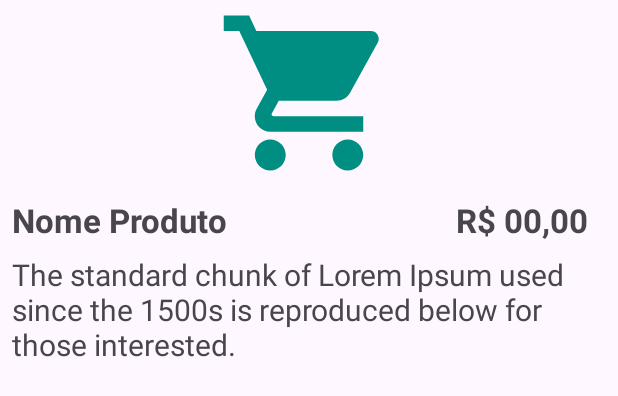
After one commit to aninhaxpizetta/luga_luga, an Android app: the layout adapter_produto.xml on its own in the app's theme, with its tools: preview values and no code run, on a phone screen of 412 x 824 dp. The commit adds this screen. Shown: the top 396 px of the screen. Run offline under Robolectric (Android 15) with nearby library versions, the phone set to English and light mode, and no system bars.

Commit message:
Aula dia 30/04

```diff
--- /dev/null
+++ b/app/src/main/res/drawable/img_produto.xml
@@ -0,0 +1,5 @@
+<vector android:height="124dp" android:tint="#008E82"
+    android:viewportHeight="24" android:viewportWidth="24"
+    android:width="124dp" xmlns:android="http://schemas.android.com/apk/res/android">
+    <path android:fillColor="@android:color/white" android:pathData="M7,18c-1.1,0 -1.99,0.9 -1.99,2S5.9,22 7,22s2,-0.9 2,-2 -0.9,-2 -2,-2zM1,2v2h2l3.6,7.59 -1.35,2.45c-0.16,0.28 -0.25,0.61 -0.25,0.96 0,1.1 0.9,2 2,2h12v-2L7.42,15c-0.14,0 -0.25,-0.11 -0.25,-0.25l0.03,-0.12 0.9,-1.63h7.45c0.75,0 1.41,-0.41 1.75,-1.03l3.58,-6.49c0.08,-0.14 0.12,-0.31 0.12,-0.48 0,-0.55 -0.45,-1 -1,-1L5.21,4l-0.94,-2L1,2zM17,18c-1.1,0 -1.99,0.9 -1.99,2s0.89,2 1.99,2 2,-0.9 2,-2 -0.9,-2 -2,-2z"/>
+</vector>
--- a/app/src/main/res/layout/activity_login.xml
+++ b/app/src/main/res/layout/activity_login.xml
@@ -1,4 +1,4 @@
-<?xml version="1.0" encoding="utf-8"?>
+ <?xml version="1.0" encoding="utf-8"?>
 <androidx.constraintlayout.widget.ConstraintLayout xmlns:android="http://schemas.android.com/apk/res/android"
     xmlns:app="http://schemas.android.com/apk/res-auto"
     xmlns:tools="http://schemas.android.com/tools"
--- /dev/null
+++ b/app/src/main/res/layout/adapter_produto.xml
@@ -0,0 +1,51 @@
+<?xml version="1.0" encoding="utf-8"?>
+<androidx.constraintlayout.widget.ConstraintLayout xmlns:android="http://schemas.android.com/apk/res/android"
+    android:layout_width="match_parent"
+    android:layout_height="match_parent"
+    xmlns:app="http://schemas.android.com/apk/res-auto">
+
+    <ImageView
+        android:id="@+id/img_prod"
+        android:layout_width="wrap_content"
+        android:layout_height="wrap_content"
+        app:layout_constraintEnd_toEndOf="parent"
+        app:layout_constraintStart_toStartOf="parent"
+        app:layout_constraintTop_toTopOf="parent"
+        app:srcCompat="@drawable/img_produto" />
+
+    <TextView
+        android:id="@+id/tv_nomeProduto"
+        android:layout_width="match_parent"
+        android:layout_height="wrap_content"
+        android:text="@string/tv_produto"
+        android:textSize="22dp"
+        android:textStyle="bold"
+        app:layout_constraintTop_toBottomOf="@+id/img_prod"
+        app:layout_constraintStart_toStartOf="parent"
+        android:layout_margin="8dp"/>
+
+    <TextView
+        android:id="@+id/tv_nomePreco"
+        android:layout_width="wrap_content"
+        android:layout_height="wrap_content"
+        android:layout_marginStart="304dp"
+        android:layout_marginTop="8dp"
+        android:text="@string/tv_preco"
+        android:textSize="22dp"
+        android:textStyle="bold"
+        app:layout_constraintStart_toStartOf="parent"
+        app:layout_constraintTop_toBottomOf="@+id/img_prod" />
+
+    <TextView
+        android:id="@+id/tv_descricao"
+        android:layout_width="match_parent"
+        android:layout_height="wrap_content"
+        android:text="@string/tv_descricao"
+        android:textSize="20sp"
+        app:layout_constraintTop_toBottomOf="@id/tv_nomeProduto"
+        app:layout_constraintStart_toStartOf="parent"
+        app:layout_constraintStart_toEndOf="parent"
+        android:layout_margin="8dp"/>
+
+
+</androidx.constraintlayout.widget.ConstraintLayout>
--- a/app/src/main/res/values/strings.xml
+++ b/app/src/main/res/values/strings.xml
@@ -4,4 +4,10 @@
     <string name="senha"><b>Senha</b></string>
     <string name="cal"><b>Logar</b></string>
 
+
+
+    <string name="tv_produto">Nome Produto</string>
+    <string name="tv_preco">R$ 00,00</string>
+    <string name="tv_descricao">The standard chunk of Lorem Ipsum used since the 1500s is reproduced below for those interested.</string>
+
 </resources>
```
Also changed, not shown: app/src/main/java/com/example/lugaluga/MainActivity.java (+16 -29 lines), app/src/main/java/com/example/lugaluga/view/adapter/adapterProduto.java (added, +64 -0 lines), app/src/main/res/layout/activity_main.xml (+7 -4 lines).
